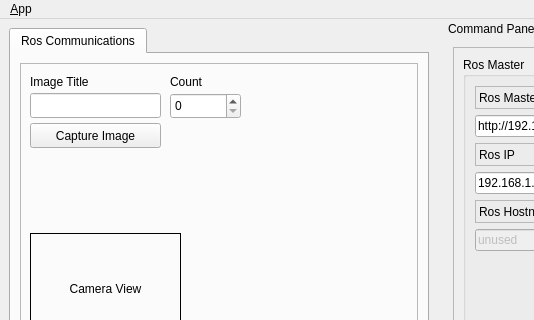
Qt form ui/main_window.ui (kyuhyong/r1mini_gui_teleop) before a commit; both pictures show x 0 to 534 and y 0 to 320 of the 944 by 704 pixel window.
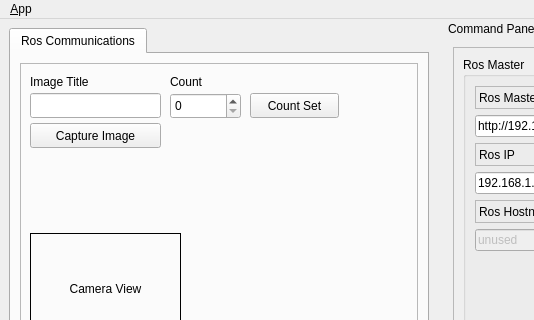
The same form after that commit. Icons and pictures are not drawn.

Commit message: Added image count set

The edit to the form file:
```diff
--- a/ui/main_window.ui
+++ b/ui/main_window.ui
@@ -130,6 +130,19 @@
             <string>Count</string>
            </property>
           </widget>
+          <widget class="QPushButton" name="buttonSetImageCount">
+           <property name="geometry">
+            <rect>
+             <x>230</x>
+             <y>30</y>
+             <width>89</width>
+             <height>25</height>
+            </rect>
+           </property>
+           <property name="text">
+            <string>Count Set</string>
+           </property>
+          </widget>
          </widget>
         </item>
        </layout>
```
The commit also changes 4 other files.
